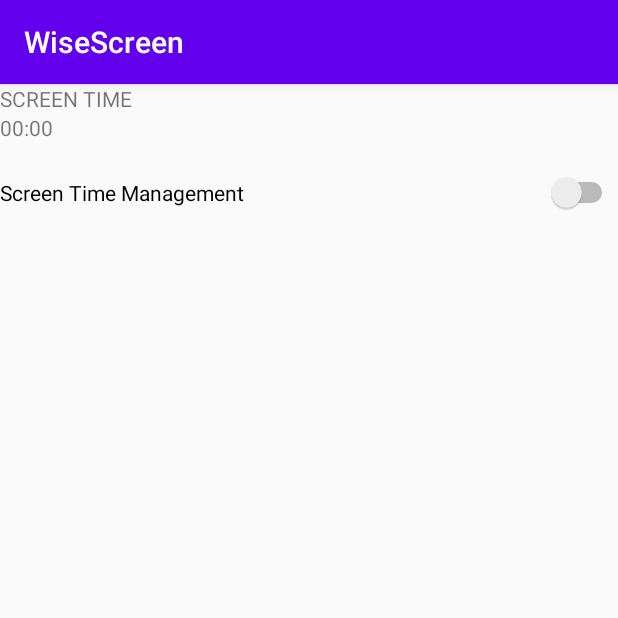
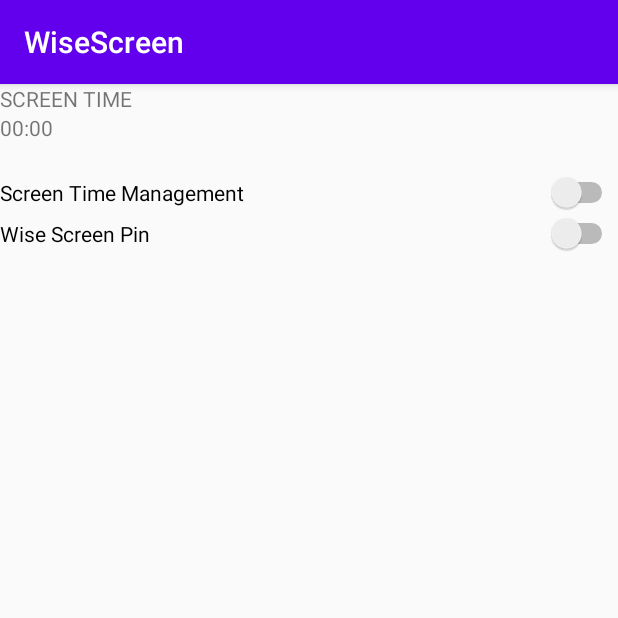
Before and after one commit to amalhanaja/WiseScreen, an Android app: the screen it shows after launch (MainActivity), on a phone screen of 412 x 824 dp, the top half of it. Run offline under Robolectric (Android 15) with nearby library versions, the phone set to English and light mode, and no system bars; our stand-ins replace Dagger/Hilt's generated code, Timber; libraries missing offline, so code that uses them is left out: androidx.hilt.lifecycle; 3 statements that could not run were skipped.

Commit message:
Add SetPin

```diff
--- a/app/src/main/java/com/amalcodes/wisescreen/data/DataRepository.kt
+++ b/app/src/main/java/com/amalcodes/wisescreen/data/DataRepository.kt
@@ -12,6 +12,7 @@ import com.amalcodes.wisescreen.core.isSystemApp
 import com.amalcodes.wisescreen.domain.Repository
 import com.amalcodes.wisescreen.domain.entity.*
 import kotlinx.coroutines.flow.Flow
+import kotlinx.coroutines.flow.flow
 import kotlinx.coroutines.flow.flowOf
 import javax.inject.Inject
 
@@ -27,6 +28,14 @@ class DataRepository @Inject constructor(
     private val packageManager: PackageManager,
     private val sharedPreferences: SharedPreferences
 ) : Repository {
+
+    override fun getPin(): Flow<String> = flow {
+        emit(sharedPreferences.getString("PIN", "").orEmpty())
+    }
+
+    override fun setPin(pin: String): Flow<Unit> = flow {
+        emit(sharedPreferences.edit { putString("PIN", pin) })
+    }
 
     override fun getApplicationList(): Flow<List<AppInfoEntity>> {
         val list: List<AppInfoEntity> = packageManager.getInstalledApplications(
--- a/app/src/main/java/com/amalcodes/wisescreen/domain/Repository.kt
+++ b/app/src/main/java/com/amalcodes/wisescreen/domain/Repository.kt
@@ -15,4 +15,6 @@ interface Repository {
     fun getScreenTimeConfig(): Flow<ScreenTimeConfigEntity>
     fun saveScreenTimeConfig(config: ScreenTimeConfigEntity): Flow<Unit>
     fun getApplicationList(): Flow<List<AppInfoEntity>>
+    fun setPin(pin: String): Flow<Unit>
+    fun getPin(): Flow<String>
 }
--- /dev/null
+++ b/app/src/main/java/com/amalcodes/wisescreen/domain/usecase/IsPinSetUseCase.kt
@@ -0,0 +1,20 @@
+package com.amalcodes.wisescreen.domain.usecase
+
+import com.amalcodes.wisescreen.domain.Repository
+import kotlinx.coroutines.flow.Flow
+import kotlinx.coroutines.flow.map
+import javax.inject.Inject
+
+/**
+ * @author: AMAL
+ * Created On : 29/07/20
+ */
+
+
+class IsPinSetUseCase @Inject constructor(
+    private val repository: Repository
+): UseCase<UseCase.None, Boolean> {
+    override fun invoke(input: UseCase.None): Flow<Boolean> {
+        return repository.getPin().map { it.isNotBlank() }
+    }
+}
--- a/app/src/main/java/com/amalcodes/wisescreen/presentation/UI.kt
+++ b/app/src/main/java/com/amalcodes/wisescreen/presentation/UI.kt
@@ -31,8 +31,8 @@ sealed class UIState {
         class Unknown(cause: Throwable) : UIFailure("unknown", cause)
         object NoData : UIFailure("no_data")
         abstract class Abstract(
-            message: String? = null,
-            cause: Throwable? = null
+            message: String?,
+            cause: Throwable?
         ) : UIFailure(message, cause)
     }
 
--- a/app/src/main/java/com/amalcodes/wisescreen/presentation/screen/HomeFragment.kt
+++ b/app/src/main/java/com/amalcodes/wisescreen/presentation/screen/HomeFragment.kt
@@ -109,6 +109,12 @@ class HomeFragment : Fragment() {
                 }
             )
         } + StackedBarChartItemViewEntity(reservedPercentage, Color.GRAY)
+        binding.switchPin.isChecked = state.viewEntity.isPinSet
+        binding.switchPin.setOnCheckedChangeListener { _, isChecked ->
+            if (isChecked) {
+                findNavController().navigate(HomeFragmentDirections.actionHomeFragmentToSetupPin())
+            }
+        }
     }
 
     private fun onInitialized() {
--- a/app/src/main/java/com/amalcodes/wisescreen/presentation/viewentity/HomeViewEntity.kt
+++ b/app/src/main/java/com/amalcodes/wisescreen/presentation/viewentity/HomeViewEntity.kt
@@ -4,5 +4,6 @@ import com.amalcodes.wisescreen.domain.entity.AppUsageEntity
 
 data class HomeViewEntity(
     val dailyUsage: List<AppUsageEntity>,
-    val totalTimeInForeground: Long
+    val totalTimeInForeground: Long,
+    val isPinSet: Boolean
 )
--- a/app/src/main/java/com/amalcodes/wisescreen/presentation/viewmodel/HomeViewModel.kt
+++ b/app/src/main/java/com/amalcodes/wisescreen/presentation/viewmodel/HomeViewModel.kt
@@ -5,6 +5,8 @@ import androidx.lifecycle.viewModelScope
 import com.amalcodes.wisescreen.core.BaseViewModel
 import com.amalcodes.wisescreen.domain.entity.TimeRangeEnum
 import com.amalcodes.wisescreen.domain.usecase.GetUsageStatsUseCase
+import com.amalcodes.wisescreen.domain.usecase.IsPinSetUseCase
+import com.amalcodes.wisescreen.domain.usecase.UseCase
 import com.amalcodes.wisescreen.presentation.UIEvent
 import com.amalcodes.wisescreen.presentation.UIState
 import com.amalcodes.wisescreen.presentation.toUIState
@@ -13,7 +15,6 @@ import com.amalcodes.wisescreen.presentation.ui.HomeUIState
 import com.amalcodes.wisescreen.presentation.viewentity.HomeViewEntity
 import kotlinx.coroutines.ExperimentalCoroutinesApi
 import kotlinx.coroutines.flow.*
-import java.util.concurrent.TimeUnit
 
 /**
  * @author: AMAL
@@ -23,7 +24,8 @@ import java.util.concurrent.TimeUnit
 
 @ExperimentalCoroutinesApi
 class HomeViewModel @ViewModelInject constructor(
-    private val getUsageStatsUseCase: GetUsageStatsUseCase
+    private val getUsageStatsUseCase: GetUsageStatsUseCase,
+    private val isPinSetUseCase: IsPinSetUseCase
 ) : BaseViewModel() {
 
     override fun handleEventChanged(event: UIEvent) {
@@ -39,12 +41,13 @@ class HomeViewModel @ViewModelInject constructor(
                 val totalTimeInForeground = list.fold(0L) { acc, appUsageEntity ->
                     acc + appUsageEntity.totalTimeInForeground
                 }
-                HomeUIState.Content(
-                    HomeViewEntity(
-                        dailyUsage = list.sortedByDescending { it.totalTimeInForeground }.take(3),
-                        totalTimeInForeground = totalTimeInForeground
-                    )
-                ) as UIState
+                HomeViewEntity(
+                    dailyUsage = list.sortedByDescending { it.totalTimeInForeground }.take(3),
+                    totalTimeInForeground = totalTimeInForeground,
+                    isPinSet = false
+                )
+            }.zip(isPinSetUseCase(UseCase.None)) { t1, t2 ->
+                HomeUIState.Content(t1.copy(isPinSet = t2)) as UIState
             }
             .catch { emit(it.toUIState()) }
             .onStart { _uiState.postValue(UIState.Loading) }
--- a/app/src/main/res/layout/fragment_home.xml
+++ b/app/src/main/res/layout/fragment_home.xml
@@ -58,4 +58,13 @@
         app:layout_constraintTop_toBottomOf="@+id/switch_screen_time_management"
         tools:itemCount="3"
         tools:listitem="@layout/item_menu" />
+
+    <Switch
+        android:id="@+id/switch_pin"
+        android:layout_width="0dp"
+        android:layout_height="wrap_content"
+        android:text="Wise Screen Pin"
+        app:layout_constraintEnd_toEndOf="parent"
+        app:layout_constraintStart_toStartOf="parent"
+        app:layout_constraintTop_toBottomOf="@+id/rv_screen_management_menu" />
 </androidx.constraintlayout.widget.ConstraintLayout>
--- a/app/src/main/res/navigation/app_graph.xml
+++ b/app/src/main/res/navigation/app_graph.xml
@@ -24,6 +24,9 @@
         <action
             android:id="@+id/action_homeFragment_to_appLimitFragment"
             app:destination="@id/appLimitFragment" />
+        <action
+            android:id="@+id/action_homeFragment_to_setup_pin"
+            app:destination="@id/setup_pin" />
     </fragment>
     <fragment
         android:id="@+id/dailyScreenTimeFragment"
@@ -68,10 +71,33 @@
     <fragment
         android:id="@+id/appLimitFragment"
         android:name="com.amalcodes.wisescreen.presentation.screen.AppLimitFragment"
-        tools:layout="@layout/fragment_app_limit"
-        android:label="AppLimitFragment" >
+        android:label="AppLimitFragment"
+        tools:layout="@layout/fragment_app_limit">
         <action
             android:id="@+id/action_appLimitFragment_to_appLimitDialog"
             app:destination="@id/appLimitDialog" />
     </fragment>
+    <navigation
+        android:id="@+id/setup_pin"
+        app:startDestination="@id/setupNewPinFragment">
+
+        <fragment
+            android:id="@+id/setupNewPinFragment"
+            android:name="com.amalcodes.wisescreen.presentation.screen.SetupNewPinFragment"
+            android:label="SetupNewPinFragment"
+            tools:layout="@layout/fragment_setup_pin">
+            <action
+                android:id="@+id/action_setupNewPinFragment_to_verifyPinFragment"
+                app:destination="@id/verifyPinFragment" />
+        </fragment>
+        <fragment
+            android:id="@+id/verifyPinFragment"
+            android:name="com.amalcodes.wisescreen.presentation.screen.VerifyPinFragment"
+            android:label="VerifyPinFragment"
+            tools:layout="@layout/fragment_setup_pin" />
+        <action
+            android:id="@+id/action_global_homeFragment"
+            app:destination="@id/homeFragment"
+            app:popUpTo="@id/app_graph.xml" />
+    </navigation>
 </navigation>
```
Also changed, not shown: app/src/main/java/com/amalcodes/wisescreen/domain/usecase/IsPinMatchUseCase.kt (added, +21 -0 lines), app/src/main/java/com/amalcodes/wisescreen/domain/usecase/SetPinUseCase.kt (added, +17 -0 lines), app/src/main/java/com/amalcodes/wisescreen/presentation/screen/SetupNewPinFragment.kt (added, +78 -0 lines), app/src/main/java/com/amalcodes/wisescreen/presentation/screen/VerifyPinFragment.kt (added, +77 -0 lines), app/src/main/java/com/amalcodes/wisescreen/presentation/ui/PinSetupUI.kt (added, +30 -0 lines), app/src/main/java/com/amalcodes/wisescreen/presentation/viewmodel/PinSetupViewModel.kt (added, +56 -0 lines), app/src/main/res/layout/fragment_setup_pin.xml (added, +35 -0 lines).
